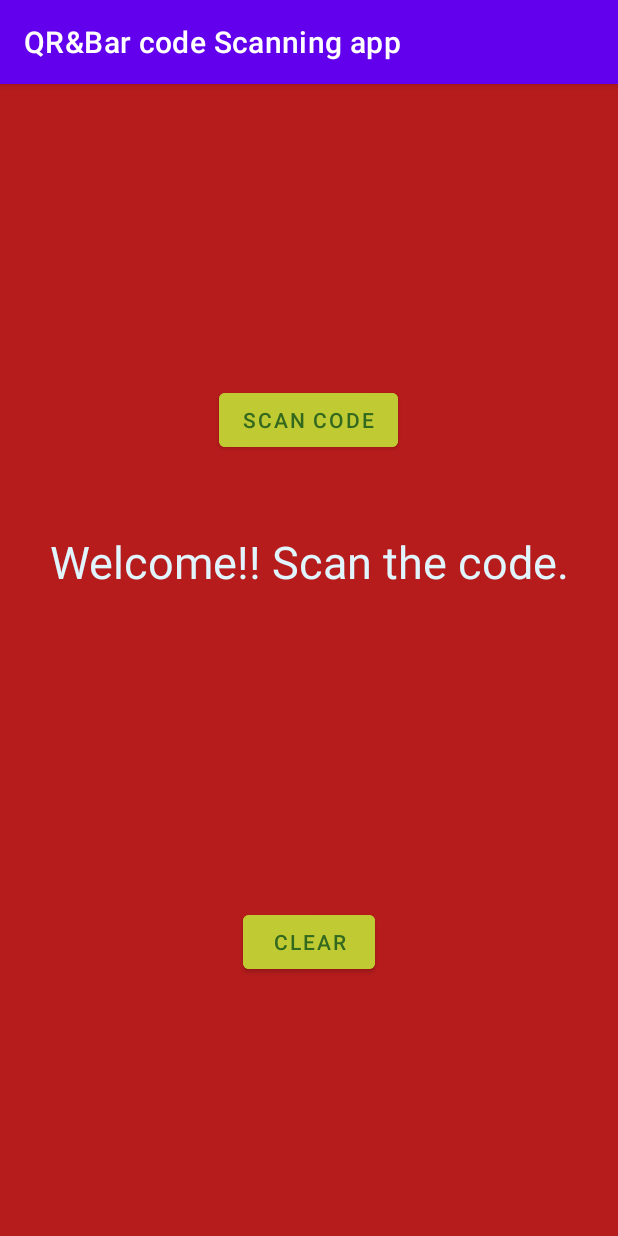
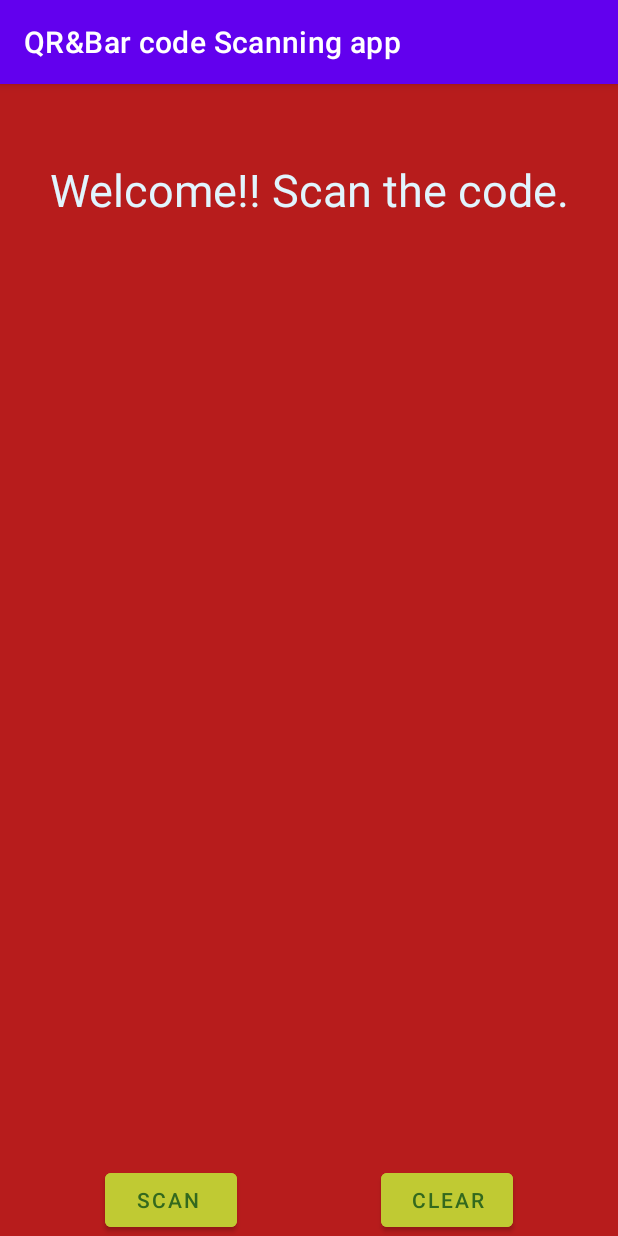
Before and after one commit to sekhar76405/AndRoiD_deV, an Android app: the screen it shows after launch (MainActivity), on a phone screen of 412 x 824 dp. Run offline under Robolectric (Android 15) with nearby library versions, the phone set to English and light mode, and no system bars; libraries missing offline, so code that uses them is left out: com.google.zxing.integration.

Commit message:
added scroll view and editted buttons positioning

```diff
--- a/QRBarcodeScanningapp/app/src/main/res/layout/activity_main.xml
+++ b/QRBarcodeScanningapp/app/src/main/res/layout/activity_main.xml
@@ -9,39 +9,49 @@
     tools:context=".MainActivity">
 
 
-    <Button
-        android:id="@+id/btn"
-        android:layout_width="wrap_content"
-        android:layout_height="wrap_content"
-        android:layout_centerHorizontal="true"
-        android:layout_marginTop="200dp"
-        android:backgroundTint="#C0CA33"
-        android:onClick="ScanButton"
-        android:text="SCAN CODE"
-        android:textColor="#33691E"/>
 
-    <TextView
-        android:id="@+id/txtveiw"
+
+    <ScrollView
         android:layout_width="match_parent"
-        android:layout_height="250dp"
-        android:layout_below="@id/btn"
-        android:layout_centerHorizontal="true"
+        android:layout_height="match_parent"
         android:layout_marginTop="50dp"
-        android:text="Welcome!! Scan the code."
-        android:textAlignment="center"
-        android:textColor="#E1F5FE"
-        android:textSize="30sp" />
+        android:layout_marginBottom="60dp"
+        android:id="@+id/scrollView">
+
+        <TextView
+            android:id="@+id/txtveiw"
+            android:layout_width="match_parent"
+            android:layout_height="match_parent"
+            android:text="Welcome!! Scan the code."
+            android:textAlignment="center"
+            android:textColor="#E1F5FE"
+            android:textSize="30sp"
+            />
+    </ScrollView>
+
 
     <Button
         android:id="@+id/clear_btn"
         android:layout_width="wrap_content"
         android:layout_height="wrap_content"
-        android:layout_centerHorizontal="true"
+        android:layout_marginRight="70dp"
+        android:layout_alignParentRight="true"
         android:text="Clear"
         android:backgroundTint="#C0CA33"
-        android:layout_below="@id/txtveiw"
+        android:layout_alignParentBottom="true"
         android:textColor="#33691E"
          />
+    <Button
+        android:id="@+id/btn"
+        android:layout_width="wrap_content"
+        android:layout_height="wrap_content"
+        android:layout_marginLeft="70dp"
+        android:layout_alignParentLeft="true"
+        android:layout_alignParentBottom="true"
+        android:backgroundTint="#C0CA33"
+        android:onClick="ScanButton"
+        android:text="SCAN "
+        android:textColor="#33691E"/>
 
 
 </RelativeLayout>
```
Also changed, not shown: QRBarcodeScanningapp/app/src/main/java/com/example/qrbarcodescanningapp/MainActivity.java (+10 -10 lines).
